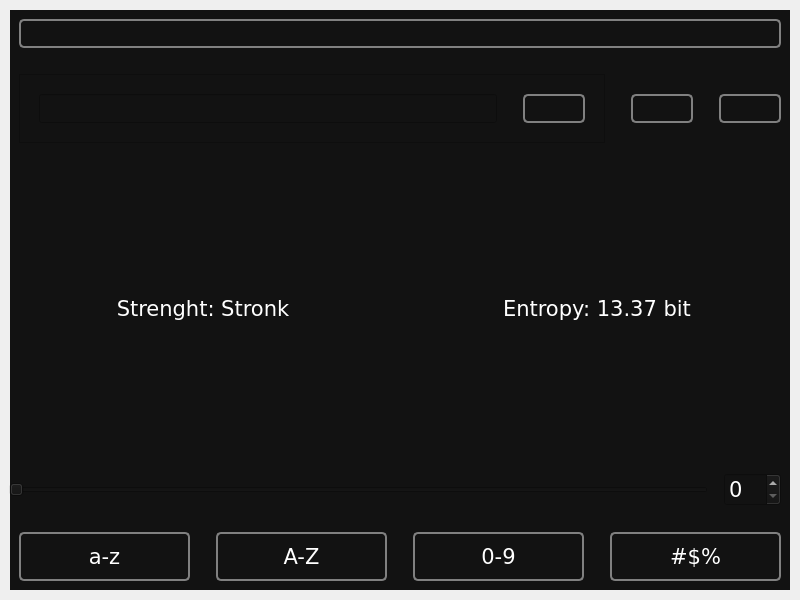
Above: main.ui from ajax3101/pass_gen before the change. Below: the same form after it.
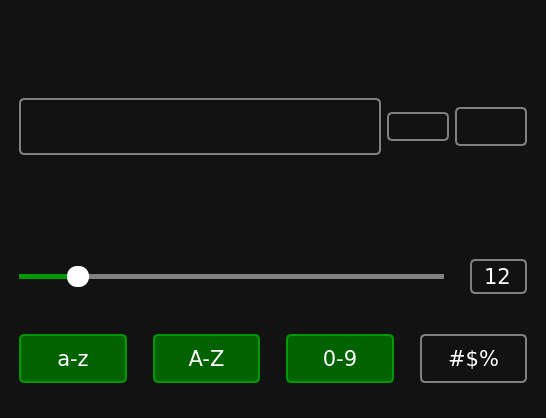
That is the form after the change. Icons and pictures are not drawn.

Commit message: create other css for main form

Patch:
```diff
--- a/main.ui
+++ b/main.ui
@@ -6,16 +6,19 @@
    <rect>
     <x>0</x>
     <y>0</y>
-    <width>800</width>
-    <height>600</height>
+    <width>510</width>
+    <height>418</height>
    </rect>
   </property>
   <property name="windowTitle">
    <string>MainWindow</string>
   </property>
-  <widget class="QWidget" name="centralwidget">
-   <property name="styleSheet">
-    <string notr="true">QWidget {
+  <property name="windowIcon">
+   <iconset resource="resources.qrc">
+    <normaloff>:/icons/icons/app-icon.ico</normaloff>:/icons/icons/app-icon.ico</iconset>
+  </property>
+  <property name="styleSheet">
+   <string notr="true">QWidget {
     background-color: #121212;
     color: white;
     font-family: Verdana;
@@ -42,7 +45,16 @@
 QPushButton:pressed {
     border: 4px solid #090;
     border-radius: 5px;
+}
+
+QPushButton:checked {
+    background-color: #006300;
+    border-color: #090;
 }</string>
+  </property>
+  <widget class="QWidget" name="centralwidget">
+   <property name="styleSheet">
+    <string notr="true"/>
    </property>
    <layout class="QVBoxLayout" name="verticalLayout">
     <item>
@@ -50,6 +62,9 @@
       <property name="enabled">
        <bool>false</bool>
       </property>
+      <property name="styleSheet">
+       <string notr="true">border: none;</string>
+      </property>
       <property name="text">
        <string/>
       </property>
@@ -58,6 +73,12 @@
         <disabledon>:/icons/icons/lock.svg</disabledon>
        </iconset>
       </property>
+      <property name="iconSize">
+       <size>
+        <width>100</width>
+        <height>100</height>
+       </size>
+      </property>
      </widget>
     </item>
     <item>
@@ -65,11 +86,22 @@
       <item>
        <widget class="QFrame" name="frame_password">
         <property name="sizePolicy">
-         <sizepolicy hsizetype="Minimum" vsizetype="Preferred">
+         <sizepolicy hsizetype="Minimum" vsizetype="Maximum">
           <horstretch>0</horstretch>
           <verstretch>0</verstretch>
          </sizepolicy>
         </property>
+        <property name="styleSheet">
+         <string notr="true">QFrame {
+    border: 2px solid gray;
+    border-radius: 5px;
+    margin-right: 0;
+}
+
+QFrame:hover {
+    border-color: #090;
+}</string>
+        </property>
         <property name="frameShape">
          <enum>QFrame::StyledPanel</enum>
         </property>
@@ -78,10 +110,28 @@
         </property>
         <layout class="QHBoxLayout" name="horizontalLayout_2">
          <item>
-          <widget class="QLineEdit" name="line_password"/>
+          <widget class="QLineEdit" name="line_password">
+           <property name="styleSheet">
+            <string notr="true">QLineEdit {
+    border: none;
+    margin: 0;
+    font-size: 20pt;
+}</string>
+           </property>
+          </widget>
          </item>
          <item>
           <widget class="QPushButton" name="btn_visible">
+           <property name="cursor">
+            <cursorShape>PointingHandCursor</cursorShape>
+           </property>
+           <property name="styleSheet">
+            <string notr="true">QPushButton {
+    border: none;
+    margin: 0;
+    background-color: transparent;
+}</string>
+           </property>
            <property name="text">
             <string/>
            </property>
@@ -90,6 +140,12 @@
              <normaloff>:/icons/icons/invisibility.svg</normaloff>
              <normalon>:/icons/icons/visibility.svg</normalon>:/icons/icons/invisibility.svg</iconset>
            </property>
+           <property name="iconSize">
+            <size>
+             <width>30</width>
+             <height>30</height>
+            </size>
+           </property>
            <property name="checkable">
             <bool>true</bool>
            </property>
@@ -100,6 +156,15 @@
       </item>
       <item>
        <widget class="QPushButton" name="btn_refresh">
+        <property name="cursor">
+         <cursorShape>PointingHandCursor</cursorShape>
+        </property>
+        <property name="styleSheet">
+         <string notr="true">QPushButton {
+    margin-right: 0;
+    margin-left: 0;
+}</string>
+        </property>
         <property name="text">
          <string/>
         </property>
@@ -108,10 +173,25 @@
           <normalon>:/icons/icons/refresh.svg</normalon>
          </iconset>
         </property>
+        <property name="iconSize">
+         <size>
+          <width>52</width>
+          <height>52</height>
+         </size>
+        </property>
        </widget>
       </item>
       <item>
        <widget class="QPushButton" name="btn_copy">
+        <property name="cursor">
+         <cursorShape>PointingHandCursor</cursorShape>
+        </property>
+        <property name="styleSheet">
+         <string notr="true">QPushButton {
+    padding: 5px;
+    margin-left: 0;
+}</string>
+        </property>
         <property name="text">
          <string/>
         </property>
@@ -120,6 +200,12 @@
           <normalon>:/icons/icons/copy.svg</normalon>
          </iconset>
         </property>
+        <property name="iconSize">
+         <size>
+          <width>42</width>
+          <height>42</height>
+         </size>
+        </property>
        </widget>
       </item>
      </layout>
@@ -128,8 +214,14 @@
      <layout class="QHBoxLayout" name="layout_info">
       <item>
        <widget class="QLabel" name="label_strenght">
+        <property name="sizePolicy">
+         <sizepolicy hsizetype="Preferred" vsizetype="Maximum">
+          <horstretch>0</horstretch>
+          <verstretch>0</verstretch>
+         </sizepolicy>
+        </property>
         <property name="text">
-         <string>Strenght: Stronk</string>
+         <string/>
         </property>
         <property name="alignment">
          <set>Qt::AlignCenter</set>
@@ -138,8 +230,14 @@
       </item>
       <item>
        <widget class="QLabel" name="label_entropy">
+        <property name="sizePolicy">
+         <sizepolicy hsizetype="Preferred" vsizetype="Maximum">
+          <horstretch>0</horstretch>
+          <verstretch>0</verstretch>
+         </sizepolicy>
+        </property>
         <property name="text">
-         <string>Entropy: 13.37 bit</string>
+         <string/>
         </property>
         <property name="alignment">
          <set>Qt::AlignCenter</set>
@@ -152,13 +250,71 @@
      <layout class="QHBoxLayout" name="layout_length">
       <item>
        <widget class="QSlider" name="slider_legth">
+        <property name="cursor">
+         <cursorShape>PointingHandCursor</cursorShape>
+        </property>
+        <property name="styleSheet">
+         <string notr="true">QSlider::groove:horizontal {
+    background-color: transparent;
+    height: 5px;
+}
+
+QSlider::sub-page:horizontal {
+    background-color: #090;
+}
+
+QSlider::add-page:horizontal {
+    background-color: gray;
+}
+
+QSlider::handle:horizontal {
+    background-color: white;
+    width: 22px;
+    border-radius: 10px;
+    margin-top: -8px;
+    margin-bottom: -8px;
+}</string>
+        </property>
+        <property name="maximum">
+         <number>100</number>
+        </property>
+        <property name="value">
+         <number>12</number>
+        </property>
         <property name="orientation">
          <enum>Qt::Horizontal</enum>
         </property>
        </widget>
       </item>
       <item>
-       <widget class="QSpinBox" name="spinbox_length"/>
+       <widget class="QSpinBox" name="spinbox_length">
+        <property name="styleSheet">
+         <string notr="true">QSpinBox {
+    border: 2px solid gray;
+    border-radius: 5px;
+    background: transparent;
+    padding: 2px;
+
+}
+
+QSpinBox:hover {
+    border-color: #009000;
+
+}</string>
+        </property>
+        <property name="alignment">
+         <set>Qt::AlignCenter</set>
+        </property>
+        <property name="buttonSymbols">
+         <enum>QAbstractSpinBox::NoButtons</enum>
+        </property>
+        <property name="maximum">
+         <number>100</number>
+        </property>
+        <property name="value">
+         <number>12</number>
+        </property>
+       </widget>
       </item>
      </layout>
     </item>
```
Left out of the diff: 14 changed lines with no effect on the pictures. The commit also changes 7 other files.
